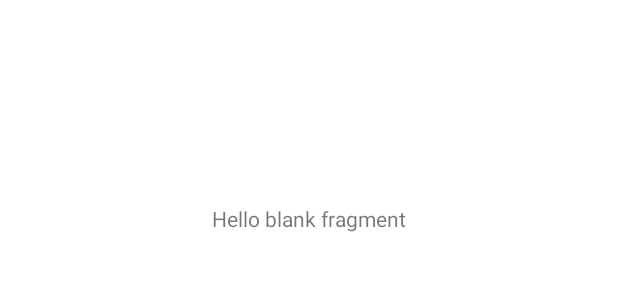
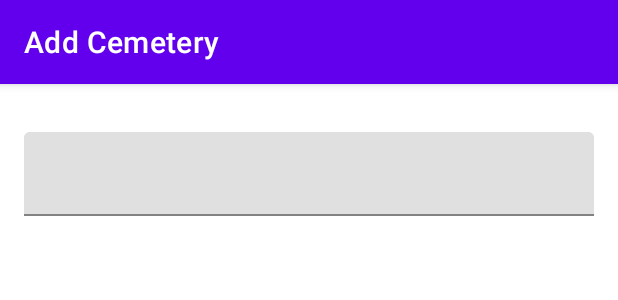
Before and after one commit to slscott9/CemeteryTrackerV1Jan, an Android app: the layout fragment_add_cemetery.xml on its own in the app's theme, with its tools: preview values and no code run, on a phone screen of 412 x 824 dp. Shown: the top 300 px of the screen. Run offline under Robolectric (Android 15) with nearby library versions, the phone set to English and light mode, and no system bars.

Commit message:
Added View pager to Home Fragment which hosts MyCemeteriesFragment.kt and AllCemeteriesFragment.kt
Added Shared Element transition from HomeFragment.kt's FAB to AddCemeteryFragment.kt

Finish AddCemFragment

```diff
--- a/app/src/main/res/layout/fragment_add_cemetery.xml
+++ b/app/src/main/res/layout/fragment_add_cemetery.xml
@@ -4,21 +4,77 @@
     xmlns:tools="http://schemas.android.com/tools"
     tools:context=".ui.add.cem.AddCemeteryFragment">
 
-    <androidx.constraintlayout.widget.ConstraintLayout
+    <androidx.coordinatorlayout.widget.CoordinatorLayout
+        android:transitionName="end_transition_from_fab"
         android:layout_width="match_parent"
         android:layout_height="match_parent">
 
-        <TextView
-            android:layout_width="wrap_content"
-            android:layout_height="wrap_content"
-            android:layout_marginTop="136dp"
-            android:text="@string/hello_blank_fragment"
-            android:transitionName="end_transition_from_fab"
-            app:layout_constraintEnd_toEndOf="parent"
-            app:layout_constraintStart_toStartOf="parent"
-            app:layout_constraintTop_toTopOf="parent" />
+        <com.google.android.material.appbar.AppBarLayout
+            android:id="@+id/appBar"
+            android:layout_width="match_parent"
+            android:layout_height="?actionBarSize">
 
-    </androidx.constraintlayout.widget.ConstraintLayout>
+            <com.google.android.material.appbar.MaterialToolbar
+                app:title="Add Cemetery"
+                app:titleTextColor="@color/white"
+                android:layout_width="match_parent"
+                android:layout_height="match_parent"/>
+        </com.google.android.material.appbar.AppBarLayout>
+
+        <androidx.core.widget.NestedScrollView
+            app:layout_behavior="com.google.android.material.appbar.AppBarLayout$ScrollingViewBehavior"
+            android:layout_width="match_parent"
+            android:layout_height="match_parent"
+            app:layout_anchor="@id/appBar"
+            app:layout_anchorGravity="bottom"
+            >
+
+            <androidx.constraintlayout.widget.ConstraintLayout
+                android:layout_width="match_parent"
+                android:layout_height="wrap_content">
+
+                <com.google.android.material.textfield.TextInputLayout
+                    android:id="@+id/textInputLayoutCemName"
+                    android:layout_width="0dp"
+                    android:layout_height="wrap_content"
+                    android:layout_marginStart="16dp"
+                    android:layout_marginTop="32dp"
+                    android:layout_marginEnd="16dp"
+                    app:layout_constraintEnd_toEndOf="parent"
+                    app:layout_constraintStart_toStartOf="parent"
+                    app:layout_constraintTop_toTopOf="parent">
+
+                    <com.google.android.material.textfield.TextInputEditText
+                        android:id="@+id/etCemName"
+                        android:layout_width="match_parent"
+                        android:layout_height="match_parent" />
+                </com.google.android.material.textfield.TextInputLayout>
+
+                <com.google.android.material.textfield.TextInputLayout
+                    android:id="@+id/textInputLayoutCemLocation"
+                    android:layout_width="0dp"
+                    android:layout_height="wrap_content"
+                    android:layout_marginStart="16dp"
+                    android:layout_marginTop="32dp"
+                    android:layout_marginEnd="16dp"
+                    app:layout_constraintEnd_toEndOf="parent"
+                    app:layout_constraintStart_toStartOf="parent"
+                    app:layout_constraintTop_toTopOf="parent">
+
+                    <com.google.android.material.textfield.TextInputEditText
+                        android:id="@+id/etCemLocation"
+                        android:layout_width="match_parent"
+                        android:layout_height="match_parent" />
+                </com.google.android.material.textfield.TextInputLayout>
+            </androidx.constraintlayout.widget.ConstraintLayout>
+
+
+
+
+        </androidx.core.widget.NestedScrollView>
+
+
+    </androidx.coordinatorlayout.widget.CoordinatorLayout>
 
 
 </layout>
```
